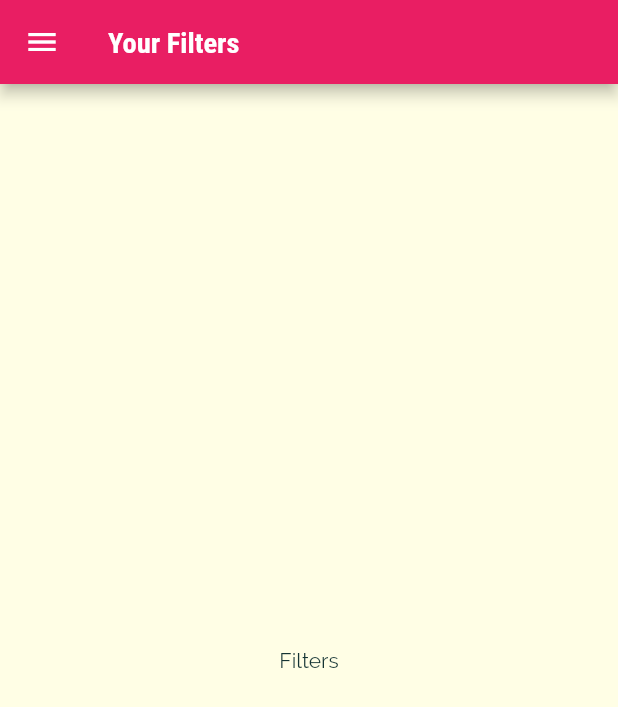
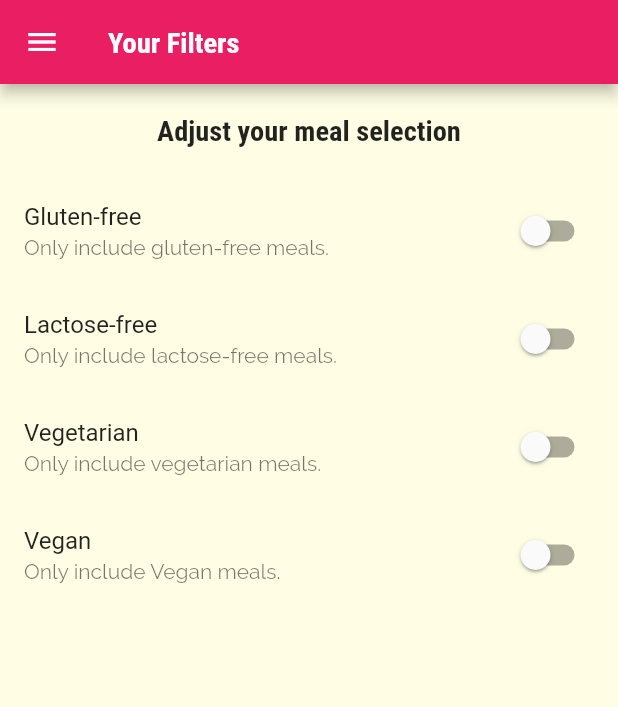
Before and after one commit to FrengkyG/learn-flutter, a Flutter app: the FilterScreen screen opened by its route, on a phone screen of 412 x 824 dp. Shown: the top 707 px of the screen. Run offline on Flutter 3.47's test engine with Material 2 defaults, Android fonts, the light colour scheme and no system bars; our stand-ins replace cached_network_image, dartz, equatable, flutter_local_notifications, flutter_rating_bar, get_it and 5 more; missing offline and left inert: android_alarm_manager_plus, app_settings; accounts and stored records are empty; generated files the repository leaves out were written again.

Commit message:
add filter screen contents

```diff
--- a/Flutter The Complete Guide/03 Meals App/meals_app/lib/screens/filters_screen.dart
+++ b/Flutter The Complete Guide/03 Meals App/meals_app/lib/screens/filters_screen.dart
@@ -1,9 +1,28 @@
 import 'package:flutter/material.dart';
 import 'package:meals_app/widgets/main_drawer.dart';
 
-class FilterScreen extends StatelessWidget {
+class FilterScreen extends StatefulWidget {
   const FilterScreen({Key? key}) : super(key: key);
   static const routeName = '/filters';
+
+  @override
+  State<FilterScreen> createState() => _FilterScreenState();
+}
+
+class _FilterScreenState extends State<FilterScreen> {
+  bool _glutenFree = false;
+  bool _vegetarian = false;
+  bool _vegan = false;
+  bool _lactoseFree = false;
+
+  Widget _buildSwitchTile(String title, String description, bool currentValue,
+      Function(bool) updateValue) {
+    return SwitchListTile(
+        title: Text(title),
+        value: currentValue,
+        subtitle: Text(description),
+        onChanged: updateValue);
+  }
 
   @override
   Widget build(BuildContext context) {
@@ -12,9 +31,46 @@ class FilterScreen extends StatelessWidget {
         title: Text('Your Filters'),
       ),
       drawer: MainDrawer(),
-      body: Center(
-        child: Text('Filters'),
-      ),
+      body: Column(children: [
+        Container(
+          padding: EdgeInsets.all(20),
+          child: Text(
+            'Adjust your meal selection',
+            style: Theme.of(context).textTheme.headline6,
+          ),
+        ),
+        Expanded(
+            child: ListView(
+          children: [
+            _buildSwitchTile(
+                'Gluten-free', 'Only include gluten-free meals.', _glutenFree,
+                (newValue) {
+              setState(() {
+                _glutenFree = newValue;
+              });
+            }),
+            _buildSwitchTile('Lactose-free', 'Only include lactose-free meals.',
+                _lactoseFree, (newValue) {
+              setState(() {
+                _lactoseFree = newValue;
+              });
+            }),
+            _buildSwitchTile(
+                'Vegetarian', 'Only include vegetarian meals.', _vegetarian,
+                (newValue) {
+              setState(() {
+                _vegetarian = newValue;
+              });
+            }),
+            _buildSwitchTile('Vegan', 'Only include Vegan meals.', _vegan,
+                (newValue) {
+              setState(() {
+                _vegan = newValue;
+              });
+            }),
+          ],
+        ))
+      ]),
     );
   }
 }
```
